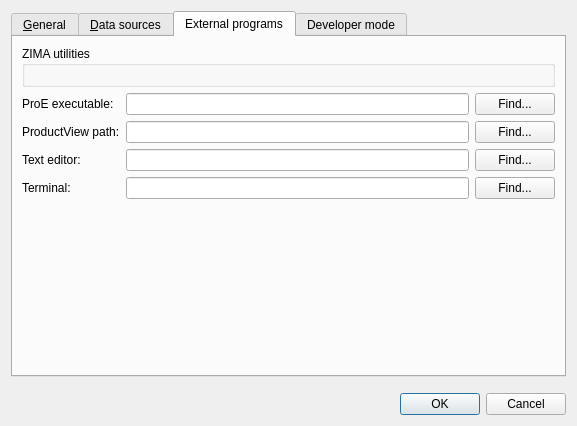
Above: src/settingsdialog.ui from ZIMA-Engineering/ZIMA-CAD-Parts before the change. Below: the same form after it.
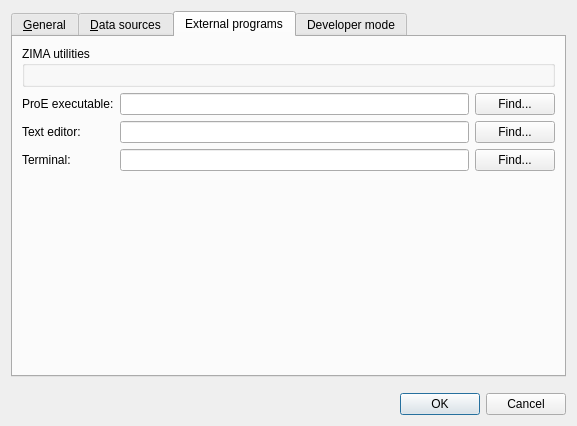
That is the form after the change. The open tabs and pages were chosen to show the change.

Commit message: Remove ProductView extension

The edit to the form file:
```diff
--- a/src/settingsdialog.ui
+++ b/src/settingsdialog.ui
@@ -269,6 +269,30 @@
        <string>External programs</string>
       </attribute>
       <layout class="QGridLayout" name="gridLayout_3">
+       <item row="2" column="1">
+        <widget class="QLineEdit" name="textEditorLineEdit"/>
+       </item>
+       <item row="3" column="2">
+        <widget class="QPushButton" name="terminalButton">
+         <property name="text">
+          <string>Find...</string>
+         </property>
+        </widget>
+       </item>
+       <item row="1" column="2">
+        <widget class="QPushButton" name="proeButton">
+         <property name="text">
+          <string>Find...</string>
+         </property>
+        </widget>
+       </item>
+       <item row="3" column="0">
+        <widget class="QLabel" name="label_4">
+         <property name="text">
+          <string>Terminal:</string>
+         </property>
+        </widget>
+       </item>
        <item row="0" column="0" colspan="3">
         <widget class="QGroupBox" name="zimaUtilsGroupBox">
          <property name="title">
@@ -277,31 +301,27 @@
          <layout class="QGridLayout" name="gridLayout"/>
         </widget>
        </item>
-       <item row="2" column="0">
-        <widget class="QLabel" name="label_2">
-         <property name="text">
-          <string>ProductView path:</string>
-         </property>
-        </widget>
+       <item row="1" column="1">
+        <widget class="QLineEdit" name="proeEdit"/>
        </item>
-       <item row="2" column="1">
-        <widget class="QLineEdit" name="productViewEdit"/>
+       <item row="3" column="1">
+        <widget class="QLineEdit" name="terminalLineEdit"/>
        </item>
        <item row="2" column="2">
-        <widget class="QPushButton" name="productViewButton">
-         <property name="text">
-          <string>Find...</string>
-         </property>
-        </widget>
-       </item>
-       <item row="3" column="2">
         <widget class="QPushButton" name="textEditorButton">
          <property name="text">
           <string>Find...</string>
          </property>
         </widget>
        </item>
-       <item row="5" column="1">
+       <item row="1" column="0">
+        <widget class="QLabel" name="label">
+         <property name="text">
+          <string>ProE executable:</string>
+         </property>
+        </widget>
+       </item>
+       <item row="4" column="1">
         <spacer name="verticalSpacer_5">
          <property name="orientation">
           <enum>Qt::Vertical</enum>
@@ -314,50 +334,13 @@
          </property>
         </spacer>
        </item>
-       <item row="1" column="1">
-        <widget class="QLineEdit" name="proeEdit"/>
-       </item>
-       <item row="1" column="0">
-        <widget class="QLabel" name="label">
-         <property name="text">
-          <string>ProE executable:</string>
-         </property>
-        </widget>
-       </item>
-       <item row="1" column="2">
-        <widget class="QPushButton" name="proeButton">
-         <property name="text">
-          <string>Find...</string>
-         </property>
-        </widget>
-       </item>
-       <item row="3" column="0">
+       <item row="2" column="0">
         <widget class="QLabel" name="label_3">
          <property name="text">
           <string>Text editor:</string>
          </property>
         </widget>
        </item>
-       <item row="3" column="1">
-        <widget class="QLineEdit" name="textEditorLineEdit"/>
-       </item>
-       <item row="4" column="0">
-        <widget class="QLabel" name="label_4">
-         <property name="text">
-          <string>Terminal:</string>
-         </property>
-        </widget>
-       </item>
-       <item row="4" column="1">
-        <widget class="QLineEdit" name="terminalLineEdit"/>
-       </item>
-       <item row="4" column="2">
-        <widget class="QPushButton" name="terminalButton">
-         <property name="text">
-          <string>Find...</string>
-         </property>
-        </widget>
-       </item>
       </layout>
      </widget>
      <widget class="QWidget" name="tab_3">
```
The commit also changes 31 other files.
